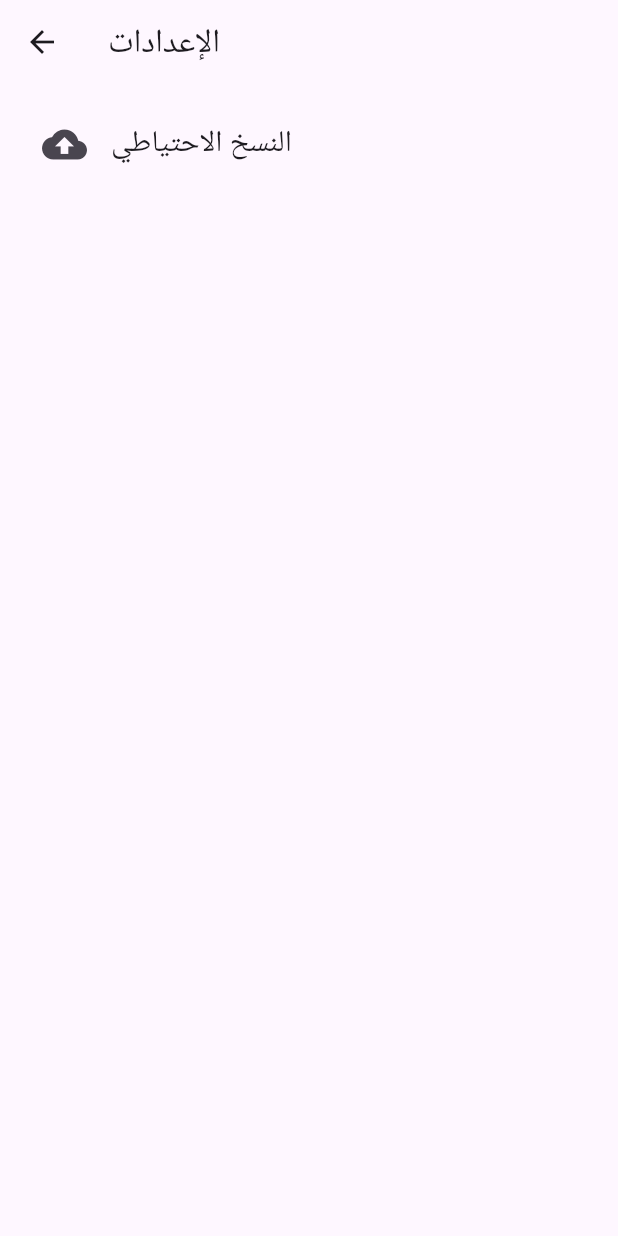
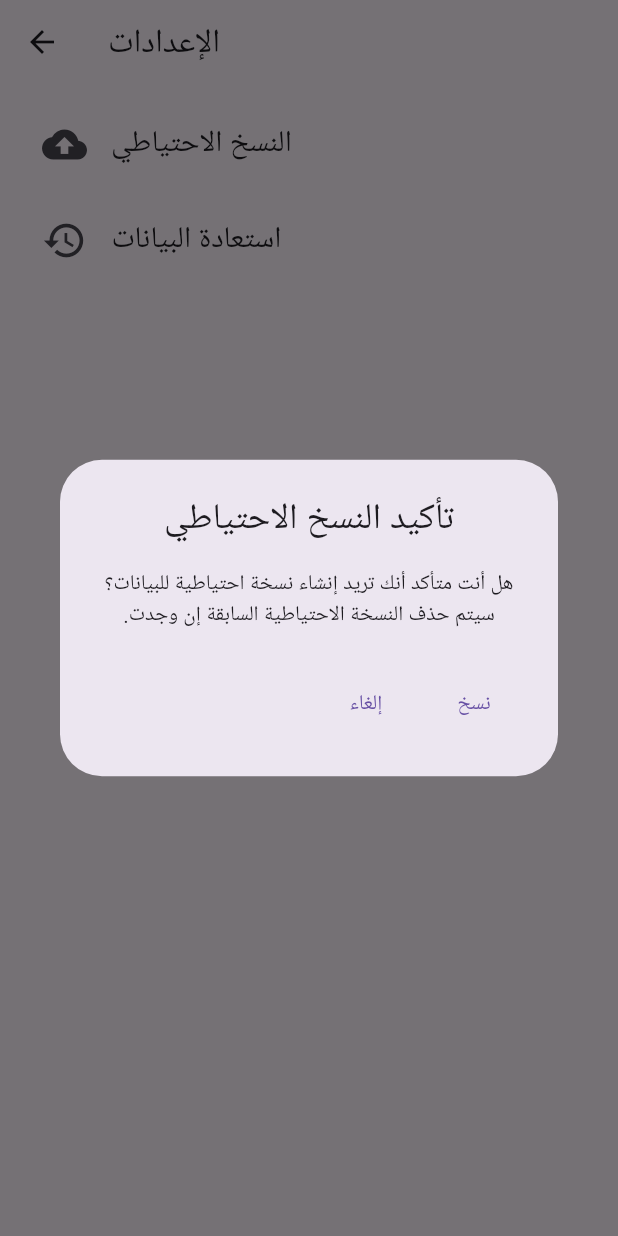
Before and after one commit to HaidaraIB/AlKhal, a Flutter app: the SettingsScreen screen opened directly, after a tap on "النسخ الاحتياطي", on a phone screen of 412 x 824 dp. Run offline on Flutter 3.47's test engine with Material 3 defaults, Android fonts, the phone set to English and light mode, and no system bars; our stand-ins replace flutter_bloc, permission_handler, shared_preferences, sqflite; accounts and stored records are empty.

Commit message:
restore data is now working, improvements on backup data, other bug fixes

```diff
--- a/lib/screens/add_item_screen.dart
+++ b/lib/screens/add_item_screen.dart
@@ -89,6 +89,7 @@ class _AddItemFormState extends State<AddItemForm> {
                         },
                       ),
                       DropdownButtonFormField<String>(
+                        isExpanded: true,
                         value: _categoryController.text != "all"
                             ? _categoryController.text
                             : null,
--- a/lib/screens/settings_screen.dart
+++ b/lib/screens/settings_screen.dart
@@ -10,9 +10,59 @@ class SettingsScreen extends StatefulWidget {
 }
 
 class _SettingsScreenState extends State<SettingsScreen> {
-  Future<bool> performBackup() async {
+  Future<void> performBackup() async {
     await requestStoragePermission();
-    return await DatabaseHelper.backupDatabase();
+    if (mounted) {
+      showDialog(
+        context: context,
+        builder: (BuildContext context) {
+          return AlertDialog(
+            title: const Text(
+              'تأكيد النسخ الاحتياطي',
+              textDirection: TextDirection.rtl,
+              textAlign: TextAlign.center,
+            ),
+            content: const Text(
+              'هل أنت متأكد أنك تريد إنشاء نسخة احتياطية للبيانات؟ سيتم حذف النسخة الاحتياطية السابقة إن وجدت.',
+              textAlign: TextAlign.center,
+              textDirection: TextDirection.rtl,
+            ),
+            actions: [
+              TextButton(
+                onPressed: () {
+                  Navigator.of(context).pop();
+                },
+                child: const Text('إلغاء'),
+              ),
+              TextButton(
+                onPressed: () async {
+                  Navigator.of(context).pop();
+                  bool res = await DatabaseHelper.backupDatabase();
+                  String msg = "";
+                  if (res) {
+                    msg = "تم إنشاء نسخة احتياطية بنجاح";
+                  } else {
+                    msg = "لديك نسخة احتياطية بالفعل.";
+                  }
+                  if (context.mounted) {
+                    ScaffoldMessenger.of(context).showSnackBar(
+                      SnackBar(
+                        content: Text(
+                          msg,
+                          textDirection: TextDirection.rtl,
+                          textAlign: TextAlign.center,
+                        ),
+                      ),
+                    );
+                  }
+                },
+                child: const Text('نسخ'),
+              ),
+            ],
+          );
+        },
+      );
+    }
   }
 
   Future<void> performRestore() async {
@@ -80,23 +130,7 @@ class _SettingsScreenState extends State<SettingsScreen> {
             Padding(
               padding: const EdgeInsets.only(bottom: 8),
               child: ListTile(
-                onTap: () async {
-                  bool res = await performBackup();
-                  String msg = "";
-                  if (res) {
-                    msg = "تم إنشاء نسخة احتياطية بنجاح";
-                  } else {
-                    msg = "لديك نسخة احتياطية بالفعل.";
-                  }
-                  if (context.mounted) {
-                    ScaffoldMessenger.of(context).showSnackBar(SnackBar(
-                        content: Text(
-                      msg,
-                      textDirection: TextDirection.rtl,
-                      textAlign: TextAlign.center,
-                    )));
-                  }
-                },
+                onTap: performBackup,
                 title: const Text(
                   "النسخ الاحتياطي",
                   style: TextStyle(fontSize: 20),
@@ -107,20 +141,20 @@ class _SettingsScreenState extends State<SettingsScreen> {
                 ),
               ),
             ),
-            // Padding(
-            //   padding: const EdgeInsets.only(bottom: 8),
-            //   child: ListTile(
-            //     onTap: performRestore,
-            //     title: const Text(
-            //       "استعادة البيانات ",
-            //       style: TextStyle(fontSize: 20),
-            //     ),
-            //     leading: const Icon(
-            //       Icons.restore,
-            //       size: 30,
-            //     ),
-            //   ),
-            // ),
+            Padding(
+              padding: const EdgeInsets.only(bottom: 8),
+              child: ListTile(
+                onTap: performRestore,
+                title: const Text(
+                  "استعادة البيانات ",
+                  style: TextStyle(fontSize: 20),
+                ),
+                leading: const Icon(
+                  Icons.restore,
+                  size: 30,
+                ),
+              ),
+            ),
           ],
         ),
       ),
--- a/lib/screens/update_item_screen.dart
+++ b/lib/screens/update_item_screen.dart
@@ -94,6 +94,7 @@ class _AddItemFormState extends State<UpdateItemForm> {
                         },
                       ),
                       DropdownButtonFormField<String>(
+                        isExpanded: true,
                         value: _categoryController.text.isNotEmpty
                             ? _categoryController.text
                             : widget.oldItem.categoryId.toString(),
--- a/lib/services/database_helper.dart
+++ b/lib/services/database_helper.dart
@@ -114,11 +114,11 @@ class DatabaseHelper {
     final dbFile = File(dbPath);
     final backupFile = File(backupPath);
 
-    if (await dbFile.exists()) {
-      await dbFile.copy(backupFile.path);
-      return true;
+    if (await backupFile.exists()) {
+      await backupFile.delete();
     }
-    return false;
+    await dbFile.copy(backupFile.path);
+    return true;
   }
 
   static Future<bool> restoreDatabase() async {
@@ -132,9 +132,11 @@ class DatabaseHelper {
 
     if (await backupFile.exists()) {
       if (await dbFile.exists()) {
-        await dbFile.delete();
+        await deleteDatabase(dbPath);
       }
       await backupFile.copy(dbFile.path);
+      _db = null;
+      await _initDatabase();
       return true;
     } else {
       return false;
--- a/lib/widgets/items_categories_view.dart
+++ b/lib/widgets/items_categories_view.dart
@@ -193,6 +193,7 @@ class ItemsFilterDropDown extends StatelessWidget {
   Widget build(BuildContext context) {
     return Expanded(
       child: DropdownButtonFormField<String>(
+        isExpanded: true,
         decoration: InputDecoration(
           filled: true,
           fillColor: Theme.of(context).colorScheme.inversePrimary,
--- a/lib/widgets/transactions.dart
+++ b/lib/widgets/transactions.dart
@@ -144,6 +144,7 @@ class TransactionFilterDropDown extends StatelessWidget {
   Widget build(BuildContext context) {
     return Expanded(
       child: DropdownButtonFormField<TransactionFilter>(
+        isExpanded: true,
         decoration: InputDecoration(
           filled: true,
           fillColor: Theme.of(context).colorScheme.inversePrimary,
```
Also changed, not shown: lib/screens/add_transaction_screen.dart (+13 -5 lines).
